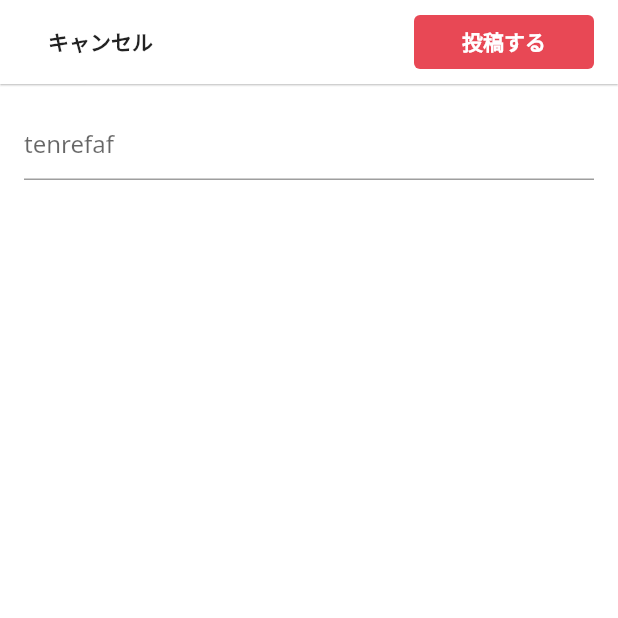
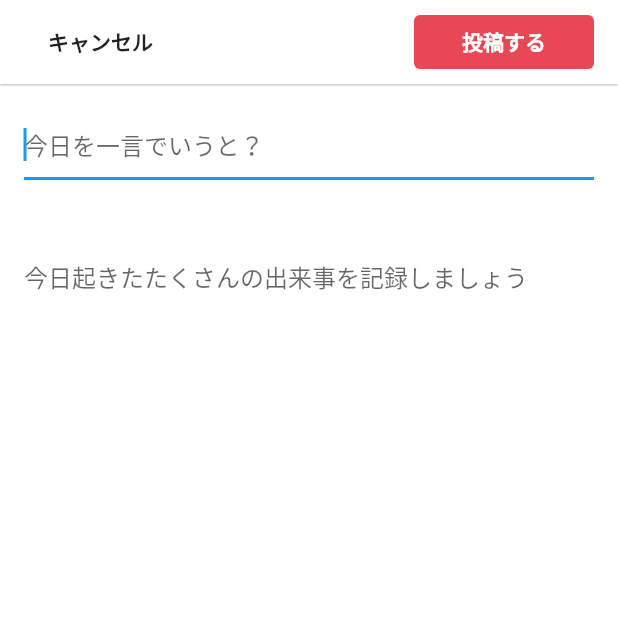
Before and after one commit to htsuruo/nippo, a Flutter app: the CreatePage screen opened by its route, on a phone screen of 412 x 824 dp, the top half of it. Run offline on Flutter 3.47's test engine with Material 2 defaults, Android fonts, the phone set to English and light mode, and no system bars; our stand-ins replace cloud_firestore, firebase_auth, google_fonts, google_sign_in, modal_progress_hud; accounts and stored records are empty.

Commit message:
style: フォームwidgetの練習.

```diff
--- a/lib/pages/create.dart
+++ b/lib/pages/create.dart
@@ -33,22 +33,55 @@ class CreatePage extends StatelessWidget {
             child: Column(
               crossAxisAlignment: CrossAxisAlignment.stretch,
               children: <Widget>[
-                TextFormField(
-                  decoration: const InputDecoration(
-                    hintText: 'tenrefaf',
-                  ),
-                  validator: (value) {
-                    if (value.isEmpty) {
-                      return 'please sssss';
-                    }
-                    return null;
-                  },
-                ),
+                InputTitleForm(),
+                const SizedBox(height: 40),
+                InputDescriptionForm(),
               ],
             ),
           )),
         ),
       ),
+    );
+  }
+}
+
+class InputTitleForm extends StatelessWidget {
+  @override
+  Widget build(BuildContext context) {
+    return TextFormField(
+      maxLines: 1,
+      autofocus: true,
+      decoration: const InputDecoration(
+        alignLabelWithHint: true,
+        hintText: '今日を一言でいうと？',
+      ),
+      validator: (value) {
+        if (value.isEmpty) {
+          return 'please sssss';
+        }
+        return null;
+      },
+    );
+  }
+}
+
+class InputDescriptionForm extends StatelessWidget {
+  @override
+  Widget build(BuildContext context) {
+    return TextFormField(
+      maxLines: 10,
+      autofocus: true,
+      decoration: const InputDecoration(
+        border: InputBorder.none,
+        alignLabelWithHint: true,
+        hintText: '今日起きたたくさんの出来事を記録しましょう',
+      ),
+      validator: (value) {
+        if (value.isEmpty) {
+          return 'please sssss';
+        }
+        return null;
+      },
     );
   }
 }
```
